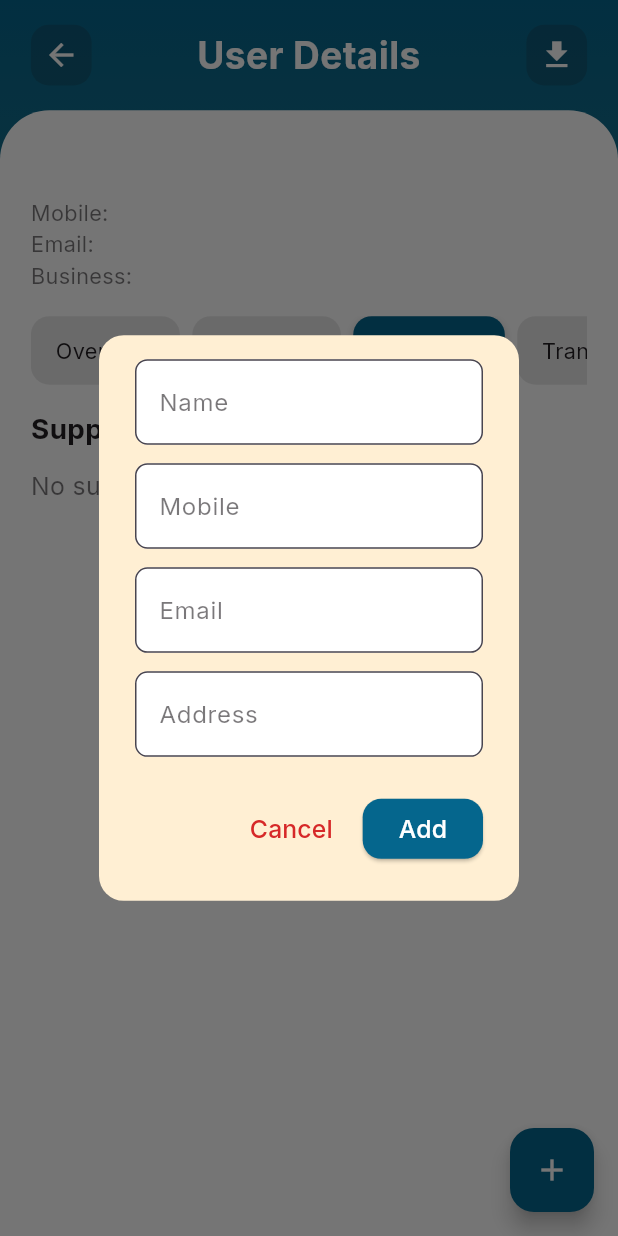
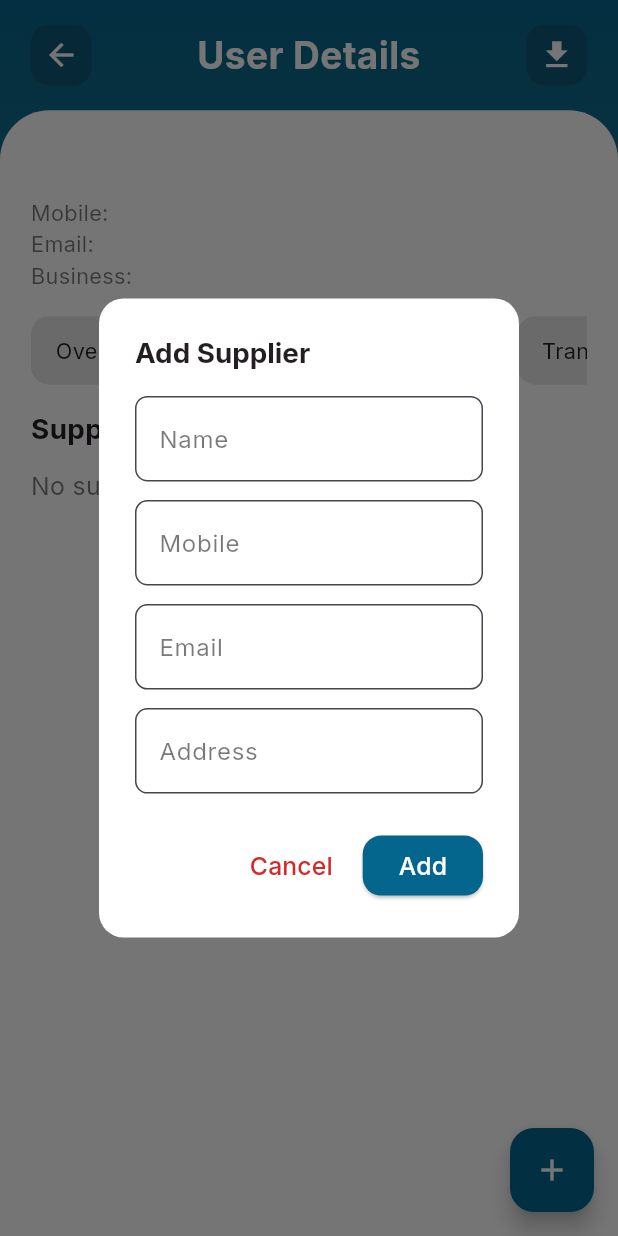
Before and after one commit to Sameersam101/FINAL-YEAR-PROJECT, a Flutter app: the AdminUserDetailsPage screen opened directly with empty values, after a tap on "Inventory", after a tap on "Suppliers", after a tap on the "add" icon, on a phone screen of 412 x 824 dp. Run offline on Flutter 3.47's test engine with Material 3 defaults, Android fonts, the phone set to English and light mode, and no system bars; our stand-ins replace cloud_firestore, cloud_functions, firebase_auth, firebase_core, firebase_messaging, google_fonts and 8 more; missing offline and left inert: barcode_scan2; accounts and stored records are empty.

```diff
--- a/lib/Admin/suppliers.dart
+++ b/lib/Admin/suppliers.dart
@@ -14,13 +14,20 @@ class SuppliersSection extends StatelessWidget {
     final TextEditingController emailController = TextEditingController();
     final TextEditingController addressController = TextEditingController();
     final mediaQuery = MediaQuery.of(context);
-
     showDialog(
       context: context,
       builder: (context) {
         return AlertDialog(
           shape: RoundedRectangleBorder(borderRadius: BorderRadius.circular(mediaQuery.size.width * 0.04)),
-          backgroundColor: const Color(0xFFFFEFD3), // Light Peach
+          backgroundColor: Colors.white,
+          title: Text(
+          'Add Supplier',
+          style: GoogleFonts.inter(
+            fontSize: mediaQuery.size.width * 0.045,
+            fontWeight: FontWeight.bold,
+            color: const Color(0xFF221E22),
+          ),
+        ),
           content: SingleChildScrollView(
             child: Column(
               mainAxisSize: MainAxisSize.min,
```
Also changed, not shown: lib/Admin/admindashboard.dart (+43 -7 lines), lib/Admin/content.dart (+8 -8 lines).
